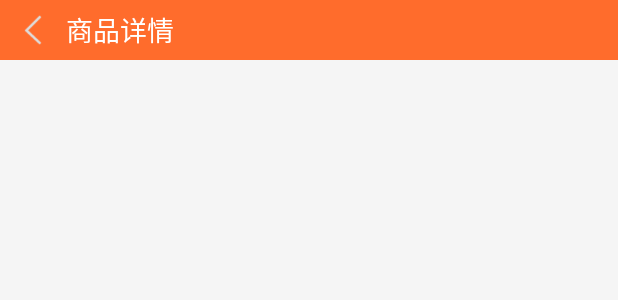
After one commit to xiaoxiaomengxiang/FuLiCenter, an Android app: the layout common_head_title.xml on its own in the app's theme, with its tools: preview values and no code run, on a phone screen of 412 x 824 dp. The commit adds this screen. Shown: the top 300 px of the screen. Run offline under Robolectric (Android 15) with nearby library versions, the phone set to English and light mode, and no system bars.

Commit message:
添加商品详情的布局文件

```diff
--- /dev/null
+++ b/app/src/main/res/layout/common_head_title.xml
@@ -0,0 +1,32 @@
+<?xml version="1.0" encoding="utf-8"?>
+<RelativeLayout xmlns:android="http://schemas.android.com/apk/res/android"
+    android:layout_width="match_parent"
+    android:layout_height="40dp"
+    android:background="@color/main_orange">
+    <LinearLayout
+        android:id="@+id/backClickArea"
+        android:layout_width="wrap_content"
+        android:layout_height="wrap_content"
+        android:paddingBottom="8dp"
+        android:paddingTop="8dp">
+        <ImageView
+            android:layout_width="wrap_content"
+            android:layout_height="wrap_content"
+            android:layout_gravity="center_vertical"
+            android:src="@drawable/back"/>
+    </LinearLayout>
+    <LinearLayout
+        android:layout_width="match_parent"
+        android:layout_centerVertical="true"
+        android:layout_height="40dp"
+        android:layout_toRightOf="@+id/backClickArea">
+        <TextView
+            android:id="@+id/tv_common_title"
+            android:layout_width="wrap_content"
+            android:layout_height="wrap_content"
+            android:layout_gravity="center_vertical"
+            android:text="商品详情"
+            android:textSize="18dp"
+            android:textColor="@color/white"/>
+    </LinearLayout>
+</RelativeLayout>
```
Also changed, not shown: app/src/main/res/layout/activity_goods_detail.xml (+111 -4 lines).
